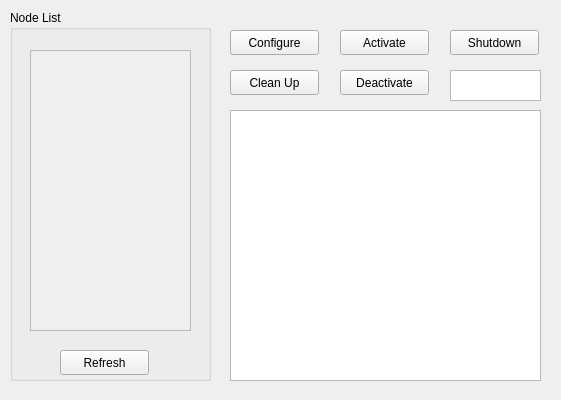
VSP-AR/rqt_lifecycle_manager, file resource/RosLifecycleManager.ui: the form before one commit.
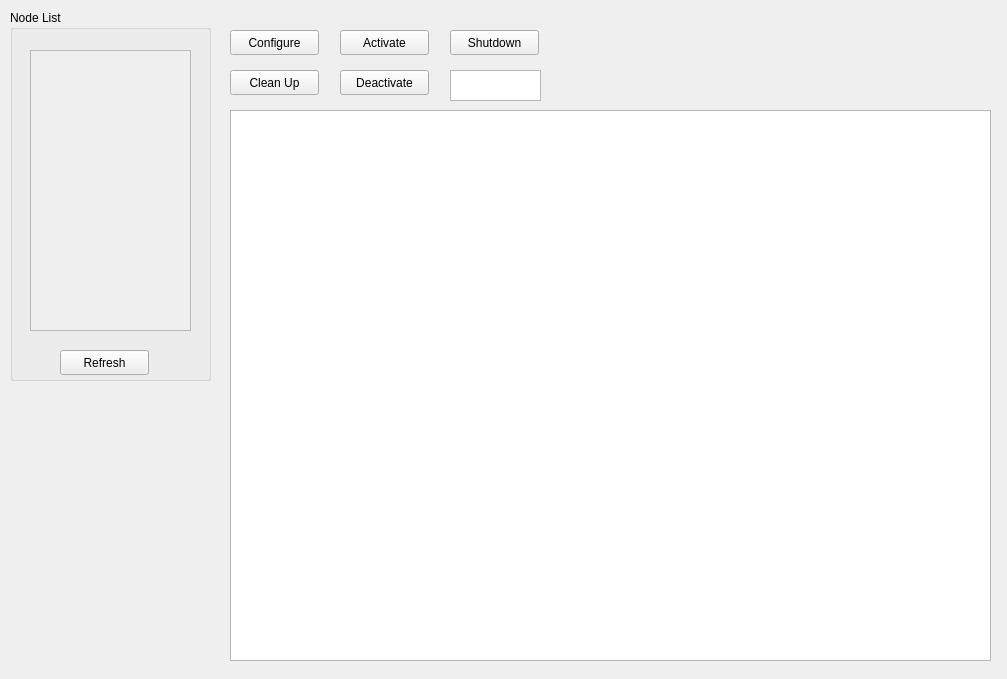
The form after the commit.

Commit message: show diagrams

```diff
--- a/resource/RosLifecycleManager.ui
+++ b/resource/RosLifecycleManager.ui
@@ -6,8 +6,8 @@
    <rect>
     <x>0</x>
     <y>0</y>
-    <width>561</width>
-    <height>400</height>
+    <width>1007</width>
+    <height>679</height>
    </rect>
   </property>
   <property name="windowTitle">
@@ -67,8 +67,8 @@
     <rect>
      <x>230</x>
      <y>110</y>
-     <width>311</width>
-     <height>271</height>
+     <width>761</width>
+     <height>551</height>
     </rect>
    </property>
    <property name="renderHints">
@@ -154,13 +154,6 @@
    </property>
   </widget>
  </widget>
- <customwidgets>
-  <customwidget>
-   <class>InteractiveGraphicsView</class>
-   <extends>QGraphicsView</extends>
-   <header>rqt_graph.interactive_graphics_view</header>
-  </customwidget>
- </customwidgets>
  <resources/>
  <connections/>
 </ui>
```
Left out of the diff: 2 changed lines with no effect on the pictures. The commit also changes 1 other file.
